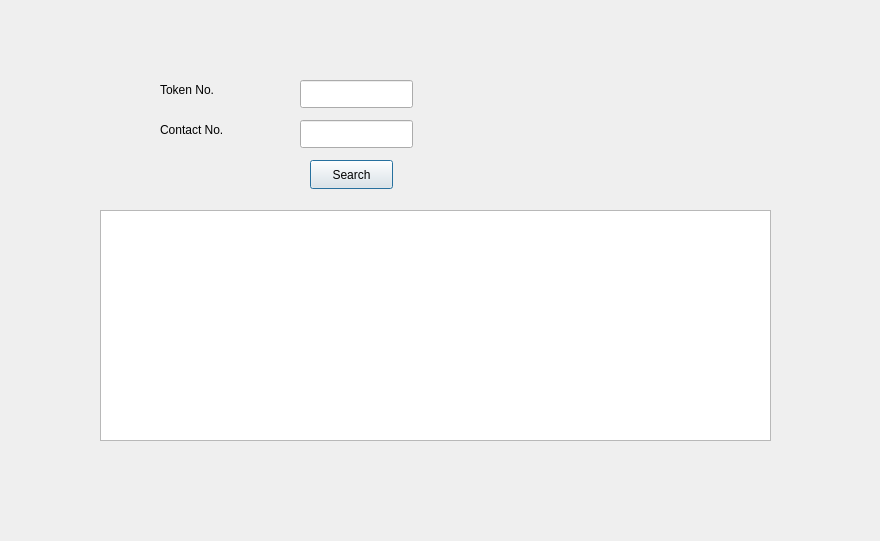
The window that records.ui (nischalg8/Qt-Doctor-Appointment-System) describes before a commit, drawn with Qt 5.
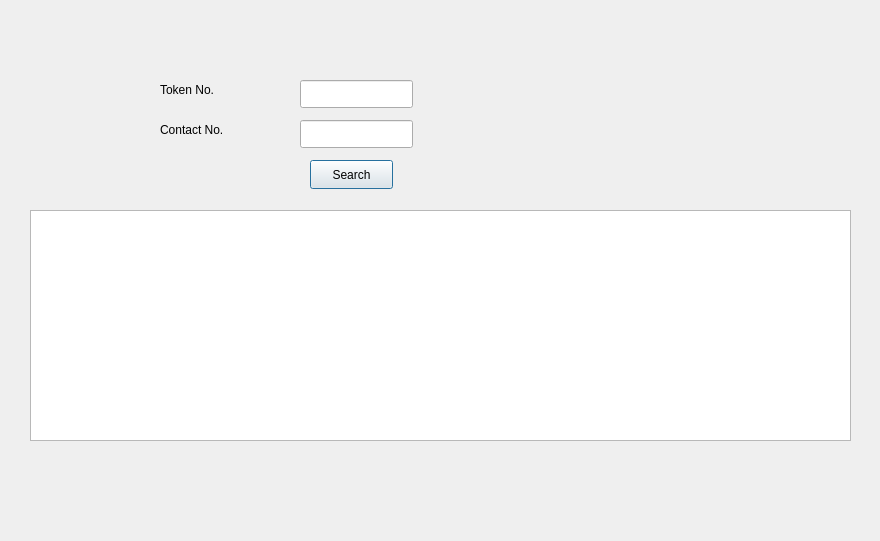
The same window after the commit.

The edit to the form file:
```diff
--- a/records.ui
+++ b/records.ui
@@ -19,9 +19,9 @@
   <widget class="QTableView" name="tableView">
    <property name="geometry">
     <rect>
-     <x>100</x>
+     <x>30</x>
      <y>210</y>
-     <width>671</width>
+     <width>821</width>
      <height>231</height>
     </rect>
    </property>
```
